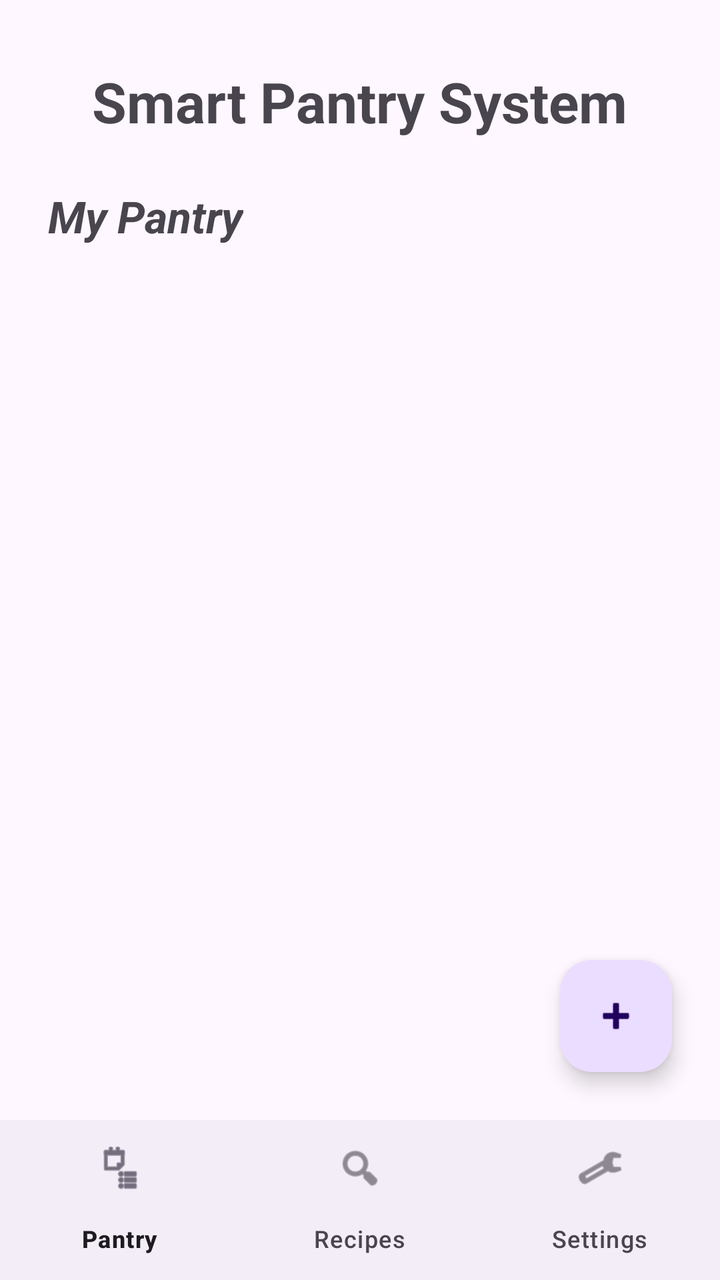
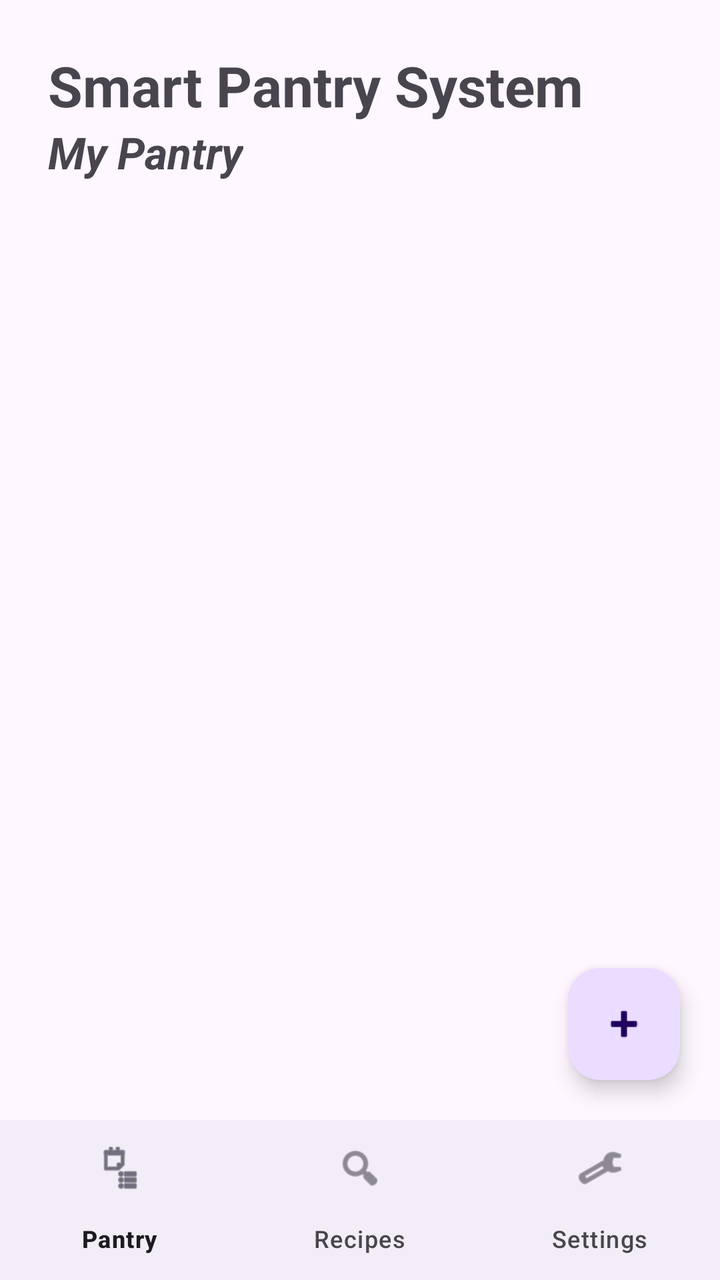

The first picture is an Android layout as it rendered before a commit; the second is the same layout after the commit. The layout source and the unified diff follow.
<!-- AndroidManifest.xml: application theme Theme.SmartPantryManager -->
<!-- res/layout/activity_main.xml -->
<?xml version="1.0" encoding="utf-8"?>
<androidx.constraintlayout.widget.ConstraintLayout xmlns:android="http://schemas.android.com/apk/res/android"
    xmlns:app="http://schemas.android.com/apk/res-auto"
    xmlns:tools="http://schemas.android.com/tools"
    android:id="@+id/main"
    android:layout_width="match_parent"
    android:layout_height="match_parent"
    tools:context=".MainActivity">

    <TextView
        android:id="@+id/tvTitle"
        android:layout_width="wrap_content"
        android:layout_height="wrap_content"
        android:text="Smart Pantry System"
        android:textSize="28sp"
        android:textStyle="bold"
        app:layout_constraintTop_toTopOf="parent"
        app:layout_constraintStart_toStartOf="parent"
        app:layout_constraintEnd_toEndOf="parent"
        android:layout_marginTop="32dp" />

    <TextView
        android:id="@+id/tvPantryTitle"
        android:layout_width="wrap_content"
        android:layout_height="wrap_content"
        android:text="My Pantry"
        android:textSize="22sp"
        android:textStyle="bold | italic"
        app:layout_constraintTop_toBottomOf="@id/tvTitle"
        app:layout_constraintStart_toStartOf="parent"
        android:layout_marginStart="24dp"
        android:layout_marginTop="24dp" />



    <androidx.recyclerview.widget.RecyclerView
        android:id="@+id/recyclerPantry"
        android:layout_width="0dp"
        android:layout_height="0dp"
        app:layout_constraintTop_toBottomOf="@+id/tvPantryTitle"
        app:layout_constraintBottom_toBottomOf="parent"
        app:layout_constraintStart_toStartOf="parent"
        app:layout_constraintEnd_toEndOf="parent"
        android:layout_marginTop="16dp"
        android:layout_marginStart="16dp"
        android:layout_marginEnd="16dp" />

    <com.google.android.material.floatingactionbutton.FloatingActionButton
        android:id="@+id/btnAddIngredient"
        android:layout_width="wrap_content"
        android:layout_height="wrap_content"
        android:contentDescription="Add Ingredient"
        android:src="@android:drawable/ic_input_add"
        app:layout_constraintBottom_toTopOf="@id/bottomNavigation"
        app:layout_constraintEnd_toEndOf="parent"
        android:layout_marginEnd="24dp"
        android:layout_marginBottom="24dp" />

    <com.google.android.material.bottomnavigation.BottomNavigationView
        android:id="@+id/bottomNavigation"
        android:layout_width="match_parent"
        android:layout_height="wrap_content"
        app:layout_constraintBottom_toBottomOf="parent"
        app:menu="@menu/bottom_navigation_bar" />

</androidx.constraintlayout.widget.ConstraintLayout>
<!-- resources referenced by this layout -->
<resources>
  <style name="Theme.SmartPantryManager" parent="Base.Theme.SmartPantryManager" />
  <style name="Base.Theme.SmartPantryManager" parent="Theme.Material3.DayNight.NoActionBar">
          
          
      </style>
</resources>

<!-- the commit's change to res/layout/activity_main.xml (unified diff, before → after) -->
@@ -1,11 +1,29 @@
 <?xml version="1.0" encoding="utf-8"?>
-<androidx.constraintlayout.widget.ConstraintLayout xmlns:android="http://schemas.android.com/apk/res/android"
+<LinearLayout xmlns:android="http://schemas.android.com/apk/res/android"
     xmlns:app="http://schemas.android.com/apk/res-auto"
     xmlns:tools="http://schemas.android.com/tools"
     android:id="@+id/main"
     android:layout_width="match_parent"
     android:layout_height="match_parent"
-    tools:context=".MainActivity">
+    tools:context=".MainActivity"
+    android:orientation="vertical">
+
+    <FrameLayout
+        android:layout_width="match_parent"
+        android:layout_height="match_parent"
+        android:layout_weight="1">
+
+<ScrollView
+    android:layout_width="match_parent"
+    android:layout_height="match_parent"
+    android:layout_weight="1"
+    android:fillViewport="true">
+
+<LinearLayout
+    android:layout_width="match_parent"
+    android:layout_height="wrap_content"
+    android:orientation="vertical"
+    android:padding="24dp">
 
     <TextView
         android:id="@+id/tvTitle"
@@ -13,11 +31,7 @@
         android:layout_height="wrap_content"
         android:text="Smart Pantry System"
         android:textSize="28sp"
-        android:textStyle="bold"
-        app:layout_constraintTop_toTopOf="parent"
-        app:layout_constraintStart_toStartOf="parent"
-        app:layout_constraintEnd_toEndOf="parent"
-        android:layout_marginTop="32dp" />
+        android:textStyle="bold" />
 
     <TextView
         android:id="@+id/tvPantryTitle"
@@ -25,42 +39,46 @@
         android:layout_height="wrap_content"
         android:text="My Pantry"
         android:textSize="22sp"
-        android:textStyle="bold | italic"
-        app:layout_constraintTop_toBottomOf="@id/tvTitle"
-        app:layout_constraintStart_toStartOf="parent"
-        android:layout_marginStart="24dp"
-        android:layout_marginTop="24dp" />
+        android:textStyle="bold | italic" />
 
-
+    <TextView
+        android:id="@+id/tvEmptyPantry"
+        android:layout_width="match_parent"
+        android:layout_height="match_parent"
+        android:gravity="center"
+        android:padding="32dp"
+        android:text="Your pantry is empty. \nTap + to add your first ingredient."
+        android:textSize="16sp"
+        android:visibility="gone" />
 
     <androidx.recyclerview.widget.RecyclerView
         android:id="@+id/recyclerPantry"
-        android:layout_width="0dp"
-        android:layout_height="0dp"
-        app:layout_constraintTop_toBottomOf="@+id/tvPantryTitle"
-        app:layout_constraintBottom_toBottomOf="parent"
-        app:layout_constraintStart_toStartOf="parent"
-        app:layout_constraintEnd_toEndOf="parent"
-        android:layout_marginTop="16dp"
-        android:layout_marginStart="16dp"
-        android:layout_marginEnd="16dp" />
+        android:layout_width="match_parent"
+        android:layout_height="wrap_content"
+        android:layout_marginTop="20dp"
+        android:nestedScrollingEnabled="false" />
+
+</LinearLayout>
+
+</ScrollView>
+
+
 
     <com.google.android.material.floatingactionbutton.FloatingActionButton
         android:id="@+id/btnAddIngredient"
         android:layout_width="wrap_content"
         android:layout_height="wrap_content"
         android:contentDescription="Add Ingredient"
-        android:src="@android:drawable/ic_input_add"
-        app:layout_constraintBottom_toTopOf="@id/bottomNavigation"
-        app:layout_constraintEnd_toEndOf="parent"
-        android:layout_marginEnd="24dp"
-        android:layout_marginBottom="24dp" />
+        android:layout_gravity="bottom|end"
+        android:layout_margin="20dp"
+        android:src="@android:drawable/ic_input_add" />
+
+    </FrameLayout>
 
     <com.google.android.material.bottomnavigation.BottomNavigationView
         android:id="@+id/bottomNavigation"
         android:layout_width="match_parent"
         android:layout_height="wrap_content"
-        app:layout_constraintBottom_toBottomOf="parent"
         app:menu="@menu/bottom_navigation_bar" />
 
-</androidx.constraintlayout.widget.ConstraintLayout>
+</LinearLayout>
